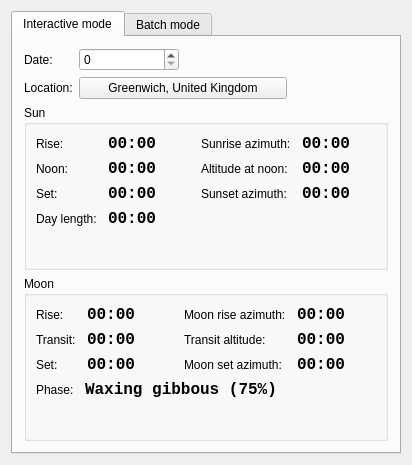
KDE/kstars, file kstars/tools/modcalcdaylength.ui: the form before one commit.
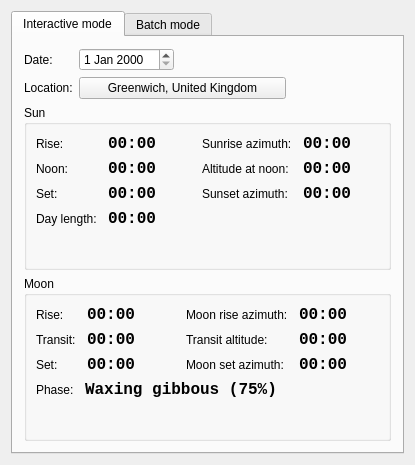
The form after the commit. Custom widgets are drawn as their Qt base class.

Commit message: Modifications in preparation of removing ExtDate and friends. KStarsDateTime now depends on the new KDateTime class, which covers dates -4713 to 11,000,000.  So there's a slight regression in the fact that we used to be able to go back to year -50,000.  This should eventually be fixed, but for now I'm using the regular KDateTime range.

Diff of the .ui file:
```diff
--- a/kstars/tools/modcalcdaylength.ui
+++ b/kstars/tools/modcalcdaylength.ui
@@ -5,7 +5,7 @@
    <rect>
     <x>0</x>
     <y>0</y>
-    <width>412</width>
+    <width>415</width>
     <height>465</height>
    </rect>
   </property>
@@ -43,22 +43,6 @@
          <property name="verticalSpacing" >
           <number>6</number>
          </property>
-         <item row="0" column="1" >
-          <widget class="ExtDateEdit" name="Date" >
-           <property name="sizePolicy" >
-            <sizepolicy vsizetype="Fixed" hsizetype="Preferred" >
-             <horstretch>0</horstretch>
-             <verstretch>0</verstretch>
-            </sizepolicy>
-           </property>
-           <property name="minimumSize" >
-            <size>
-             <width>100</width>
-             <height>0</height>
-            </size>
-           </property>
-          </widget>
-         </item>
          <item row="1" column="0" >
           <widget class="QLabel" name="LocationLabel" >
            <property name="text" >
@@ -125,6 +109,9 @@
            </property>
           </spacer>
          </item>
+         <item row="0" column="1" >
+          <widget class="QDateEdit" name="Date" />
+         </item>
         </layout>
        </item>
        <item>
@@ -1040,11 +1027,6 @@
  </widget>
  <layoutdefault spacing="6" margin="11" />
  <customwidgets>
-  <customwidget>
-   <class>ExtDateEdit</class>
-   <extends>QSpinBox</extends>
-   <header>extdatetimeedit.h</header>
-  </customwidget>
   <customwidget>
    <class>KPushButton</class>
    <extends>QPushButton</extends>
```
The commit also changes 60 other files.
